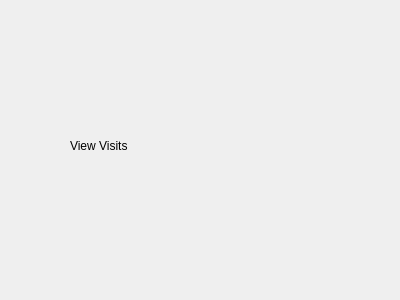
Old version of the form dialogviewvisits.ui in the repository kushagra10025/Hospital-Registration-Portal.
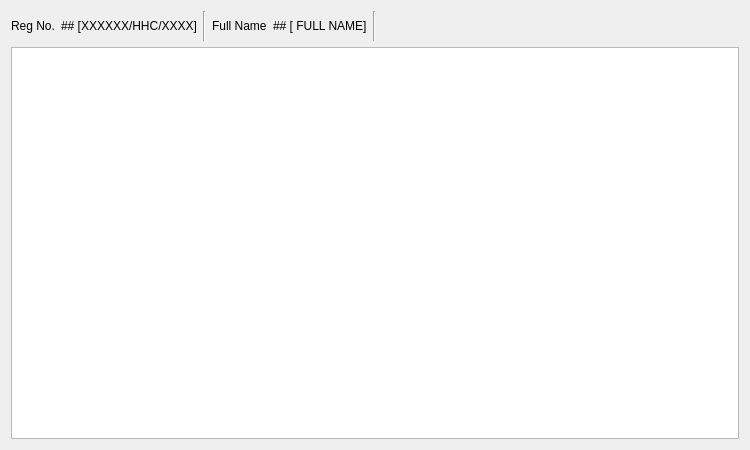
New version of the form.

Commit message: Started adding Smart Pointer | Basic View Visit UI + Setup

Diff of the .ui file:
```diff
--- a/dialogviewvisits.ui
+++ b/dialogviewvisits.ui
@@ -6,26 +6,141 @@
    <rect>
     <x>0</x>
     <y>0</y>
-    <width>400</width>
-    <height>300</height>
+    <width>750</width>
+    <height>450</height>
    </rect>
   </property>
   <property name="windowTitle">
    <string>Dialog</string>
   </property>
-  <widget class="QLabel" name="label">
-   <property name="geometry">
-    <rect>
-     <x>70</x>
-     <y>110</y>
-     <width>171</width>
-     <height>71</height>
-    </rect>
-   </property>
-   <property name="text">
-    <string>View Visits</string>
-   </property>
-  </widget>
+  <layout class="QGridLayout" name="gridLayout">
+   <item row="0" column="0">
+    <layout class="QVBoxLayout" name="verticalLayout">
+     <item>
+      <layout class="QHBoxLayout" name="info_layout">
+       <item>
+        <widget class="QLabel" name="lbl_reg_no">
+         <property name="minimumSize">
+          <size>
+           <width>0</width>
+           <height>30</height>
+          </size>
+         </property>
+         <property name="maximumSize">
+          <size>
+           <width>16777215</width>
+           <height>30</height>
+          </size>
+         </property>
+         <property name="text">
+          <string>Reg No.</string>
+         </property>
+         <property name="textFormat">
+          <enum>Qt::MarkdownText</enum>
+         </property>
+        </widget>
+       </item>
+       <item>
+        <widget class="QLabel" name="lbl_txt_reg_no">
+         <property name="minimumSize">
+          <size>
+           <width>0</width>
+           <height>30</height>
+          </size>
+         </property>
+         <property name="maximumSize">
+          <size>
+           <width>16777215</width>
+           <height>30</height>
+          </size>
+         </property>
+         <property name="text">
+          <string>## [XXXXXX/HHC/XXXX]</string>
+         </property>
+         <property name="textFormat">
+          <enum>Qt::MarkdownText</enum>
+         </property>
+        </widget>
+       </item>
+       <item>
+        <widget class="Line" name="line">
+         <property name="orientation">
+          <enum>Qt::Vertical</enum>
+         </property>
+        </widget>
+       </item>
+       <item>
+        <widget class="QLabel" name="lbl_name">
+         <property name="minimumSize">
+          <size>
+           <width>0</width>
+           <height>30</height>
+          </size>
+         </property>
+         <property name="maximumSize">
+          <size>
+           <width>16777215</width>
+           <height>30</height>
+          </size>
+         </property>
+         <property name="text">
+          <string>Full Name</string>
+         </property>
+         <property name="textFormat">
+          <enum>Qt::MarkdownText</enum>
+         </property>
+        </widget>
+       </item>
+       <item>
+        <widget class="QLabel" name="lbl_txt_name">
+         <property name="minimumSize">
+          <size>
+           <width>0</width>
+           <height>30</height>
+          </size>
+         </property>
+         <property name="maximumSize">
+          <size>
+           <width>16777215</width>
+           <height>30</height>
+          </size>
+         </property>
+         <property name="text">
+          <string>## [ FULL NAME]</string>
+         </property>
+         <property name="textFormat">
+          <enum>Qt::MarkdownText</enum>
+         </property>
+        </widget>
+       </item>
+       <item>
+        <widget class="Line" name="line_2">
+         <property name="orientation">
+          <enum>Qt::Vertical</enum>
+         </property>
+        </widget>
+       </item>
+       <item>
+        <spacer name="horizontalSpacer">
+         <property name="orientation">
+          <enum>Qt::Horizontal</enum>
+         </property>
+         <property name="sizeHint" stdset="0">
+          <size>
+           <width>40</width>
+           <height>20</height>
+          </size>
+         </property>
+        </spacer>
+       </item>
+      </layout>
+     </item>
+     <item>
+      <widget class="QTableView" name="tableView"/>
+     </item>
+    </layout>
+   </item>
+  </layout>
  </widget>
  <resources/>
  <connections/>
```
The commit also changes 6 other files.
